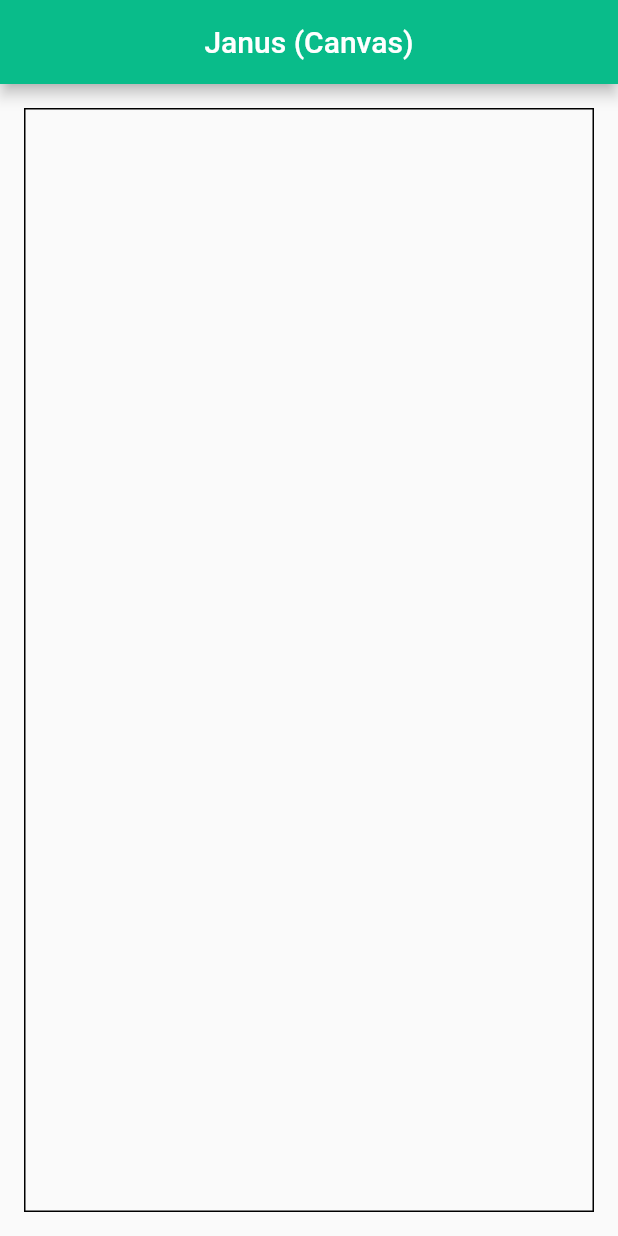
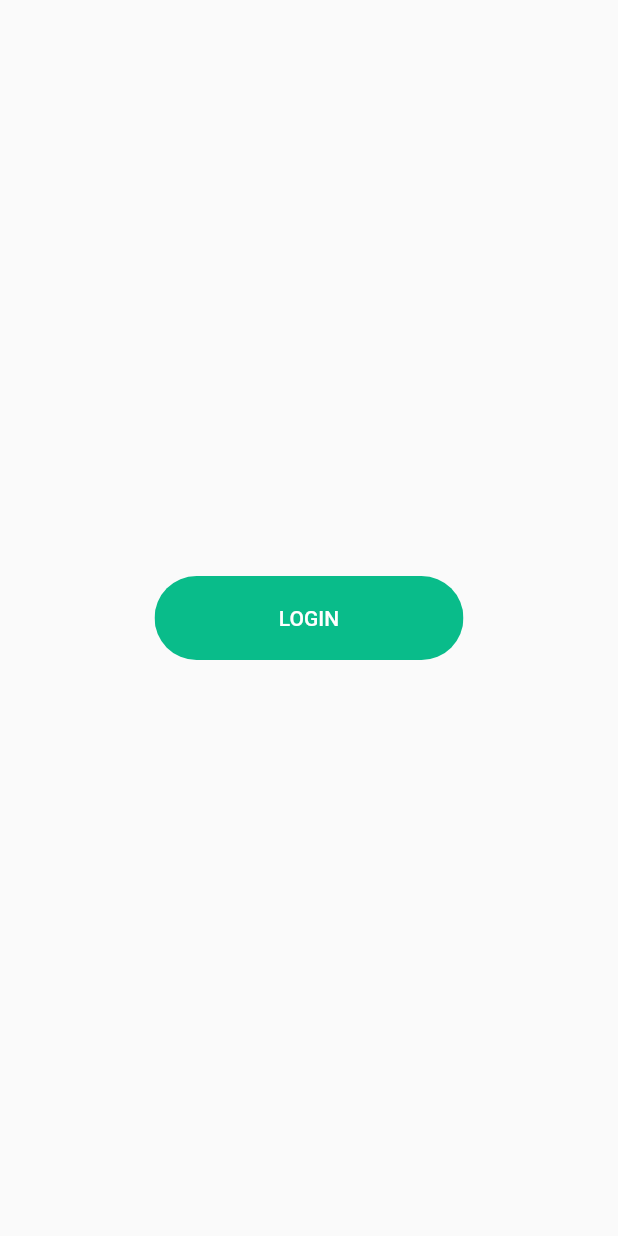
Before and after one commit to jeyeong/climate-ark-app, a Flutter app: the screen it shows after launch, on a phone screen of 412 x 824 dp. Run offline on Flutter 3.47's test engine with Material 2 defaults, Android fonts, the phone set to English and light mode, and no system bars.

Commit message:
Added login button

```diff
--- /dev/null
+++ b/canvas/lib/constants.dart
@@ -0,0 +1,3 @@
+import 'package:flutter/material.dart';
+
+const primaryColor = Color(0xFF09BC8A);
--- a/canvas/lib/main.dart
+++ b/canvas/lib/main.dart
@@ -1,4 +1,6 @@
 import 'package:flutter/material.dart';
+import 'package:canvas/views/login_page/login_page.dart';
+import 'package:canvas/constants.dart';
 
 void main() {
   runApp(const MyApp());
@@ -9,42 +11,15 @@ class MyApp extends StatelessWidget {
 
   @override
   Widget build(BuildContext context) {
-    return const MaterialApp(
+    return MaterialApp(
+      debugShowCheckedModeBanner: false,
       title: 'Climate Ark Canvas',
-      home: MyHomePage(
-        title: 'Janus (Canvas)',
+      theme: ThemeData(
+        primaryColor: primaryColor,
       ),
-    );
-  }
-}
-
-class MyHomePage extends StatefulWidget {
-  const MyHomePage({Key? key, required this.title}) : super(key: key);
-
-  final String title;
-
-  @override
-  State<MyHomePage> createState() => _MyHomePageState();
-}
-
-class _MyHomePageState extends State<MyHomePage> {
-  @override
-  Widget build(BuildContext context) {
-    return Scaffold(
-      appBar: AppBar(
-        title: Text(widget.title),
-        centerTitle: true,
-        backgroundColor: const Color(0xFF09BC8A),
-      ),
-      body: Center(
-        child: Container(
-          margin: const EdgeInsets.all(16.0),
-          decoration: BoxDecoration(
-            border: Border.all(
-              width: 1.0,
-              color: const Color(0xFF000000),
-            ),
-          ),
+      home: Scaffold(
+        body: Container(
+          child: const LoginPage(),
         ),
       ),
     );
--- /dev/null
+++ b/canvas/lib/views/login_page/components/login_button.dart
@@ -0,0 +1,22 @@
+import 'package:flutter/material.dart';
+import 'package:canvas/constants.dart';
+
+class LoginButton extends StatelessWidget {
+  @override
+  Widget build(BuildContext context) {
+    return Container(
+        width: double.infinity,
+        child: ClipRRect(
+          borderRadius: BorderRadius.circular(29),
+          child: FlatButton(
+            padding: const EdgeInsets.symmetric(vertical: 20, horizontal: 40),
+            color: primaryColor,
+            onPressed: () {},
+            child: const Text(
+              "LOGIN",
+              style: TextStyle(color: Colors.white),
+            ),
+          ),
+        ));
+  }
+}
--- /dev/null
+++ b/canvas/lib/views/login_page/login_page.dart
@@ -0,0 +1,20 @@
+import 'package:flutter/material.dart';
+import 'package:canvas/views/login_page/components/login_button.dart';
+
+class LoginPage extends StatelessWidget {
+  const LoginPage({Key? key}) : super(key: key);
+
+  @override
+  Widget build(BuildContext context) {
+    Size size = MediaQuery.of(context).size;
+    return Center(
+      child: Container(
+          width: size.width * 0.5,
+          child: Center(
+              child: Column(
+            mainAxisAlignment: MainAxisAlignment.center,
+            children: [LoginButton()],
+          ))),
+    );
+  }
+}
```
